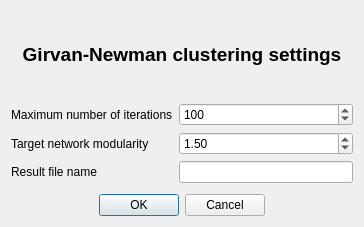
theazgra/dataAnalysisCourse, file MAD_II/app/NetworkWizard/girvan_newman_dialog.ui: the form before one commit.
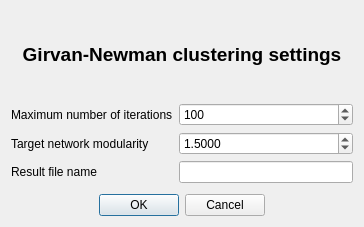
The form after the commit.

Patch:
```diff
--- a/MAD_II/app/NetworkWizard/girvan_newman_dialog.ui
+++ b/MAD_II/app/NetworkWizard/girvan_newman_dialog.ui
@@ -71,6 +71,9 @@
      </item>
      <item row="1" column="1">
       <widget class="QDoubleSpinBox" name="tbModularity">
+       <property name="decimals">
+        <number>4</number>
+       </property>
        <property name="maximum">
         <double>2.000000000000000</double>
        </property>
```
